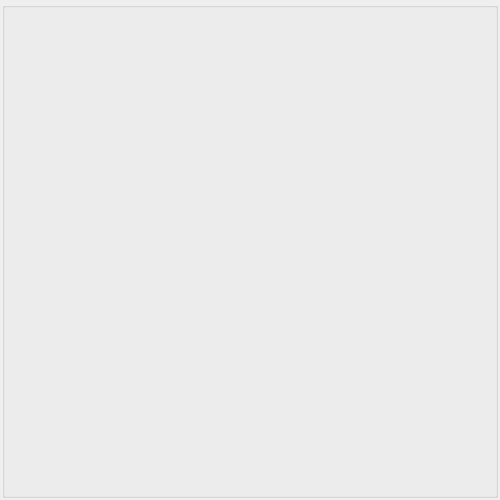
Before: the Qt Designer form source/VLCVideoWidget.ui in amolinap/QtVLCPlayer, drawn with Qt 5.
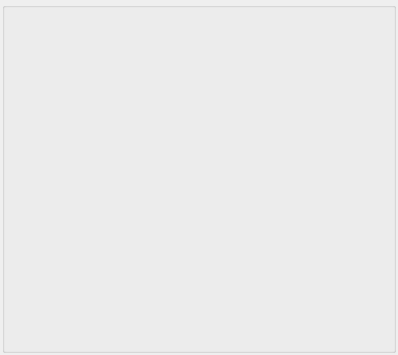
After: the same form once the commit is applied.

Commit message: Remove path from VLC widget constructor class

What changed in the file:
```diff
--- a/source/VLCVideoWidget.ui
+++ b/source/VLCVideoWidget.ui
@@ -6,8 +6,8 @@
    <rect>
     <x>0</x>
     <y>0</y>
-    <width>500</width>
-    <height>500</height>
+    <width>398</width>
+    <height>355</height>
    </rect>
   </property>
   <property name="minimumSize">
@@ -18,8 +18,8 @@
   </property>
   <property name="maximumSize">
    <size>
-    <width>500</width>
-    <height>500</height>
+    <width>1000</width>
+    <height>1000</height>
    </size>
   </property>
   <property name="sizeIncrement">
```
The commit also changes 5 other files.
